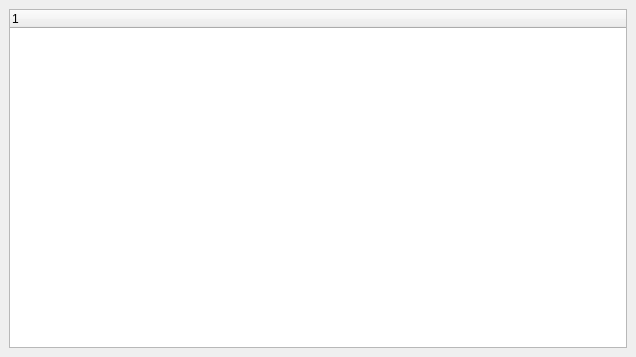
This is bacula/src/qt-console/medialist/medialist.ui in rkorzeniewski/bacula as Qt 5 draws it before an edit. The edited form follows.
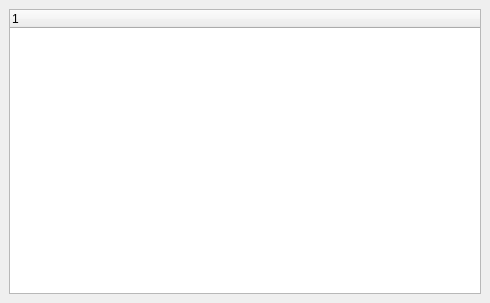
This is the edited form. Icons and pictures are not drawn.

```diff
--- a/bacula/src/qt-console/medialist/medialist.ui
+++ b/bacula/src/qt-console/medialist/medialist.ui
@@ -5,8 +5,8 @@
    <rect>
     <x>0</x>
     <y>0</y>
-    <width>636</width>
-    <height>357</height>
+    <width>490</width>
+    <height>303</height>
    </rect>
   </property>
   <property name="windowTitle" >
```
Left out of the diff: 17 changed lines with no effect on the pictures.
